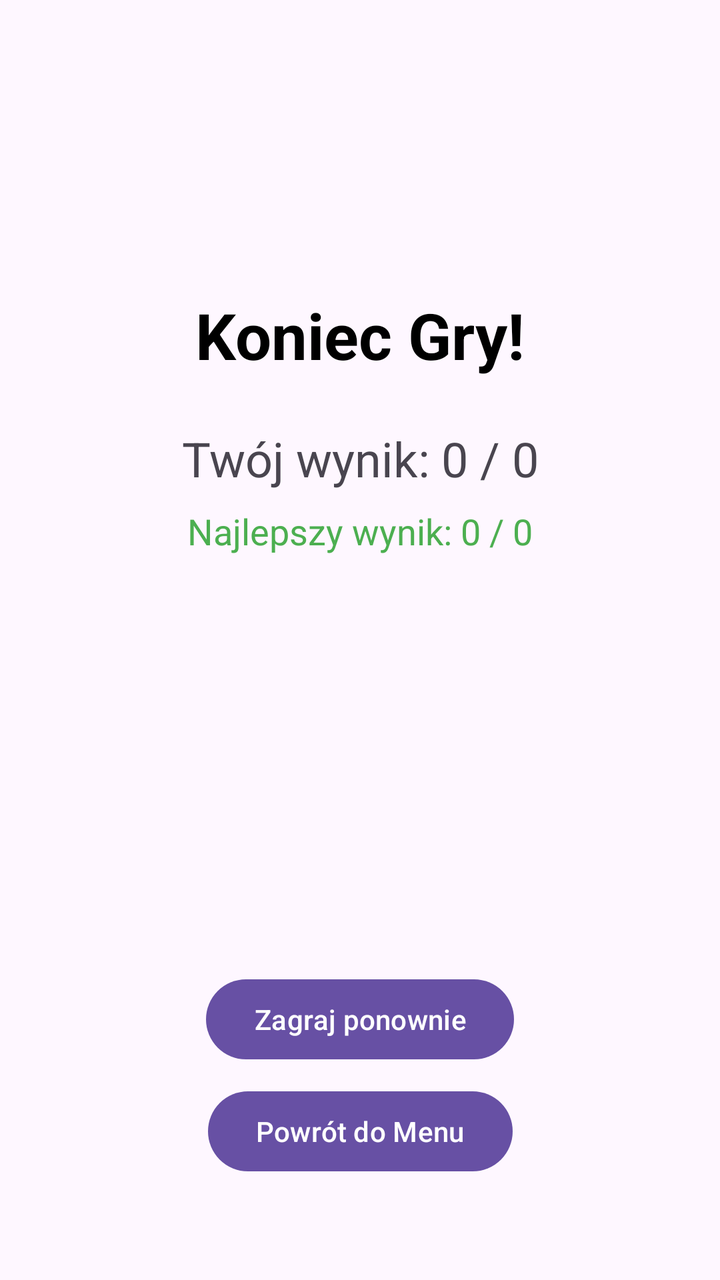
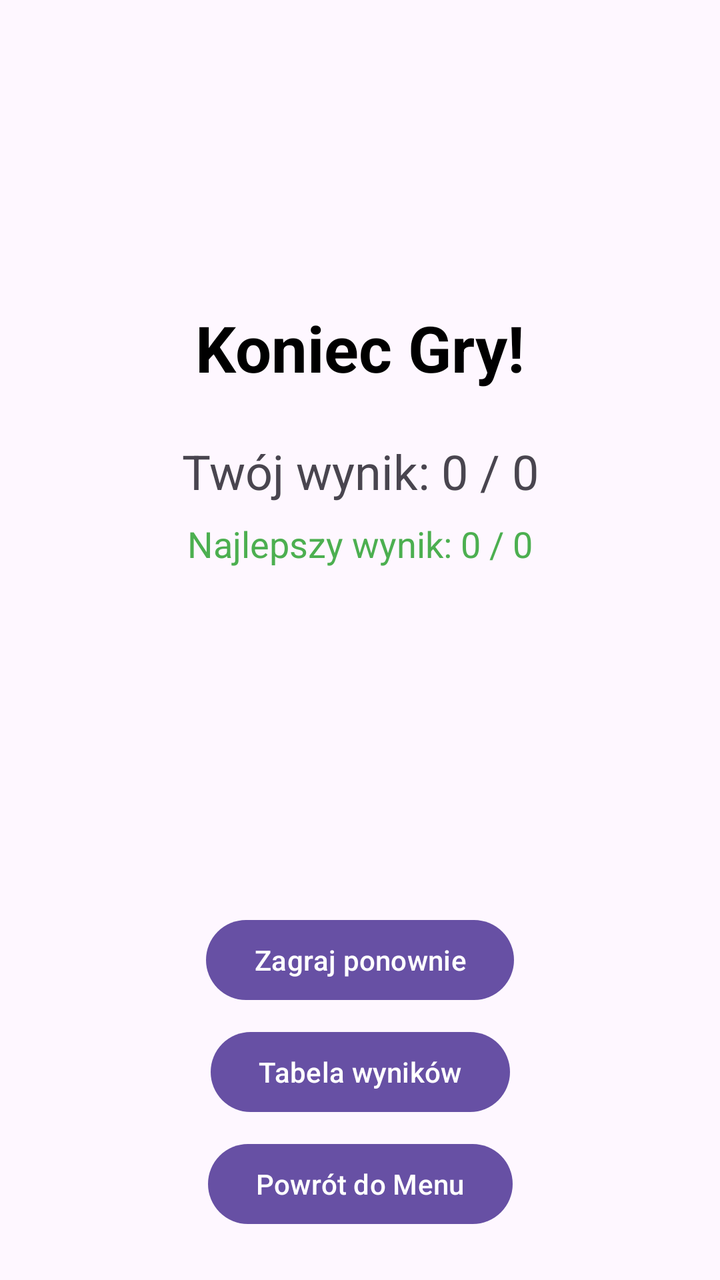

Compare the two renders of this Android layout. The source of the first and the diff that turns it into the second are given below.
<!-- AndroidManifest.xml: application theme Theme.QuizGame -->
<!-- res/layout/activity_summary.xml -->
<?xml version="1.0" encoding="utf-8"?>
<androidx.constraintlayout.widget.ConstraintLayout xmlns:android="http://schemas.android.com/apk/res/android"
    xmlns:app="http://schemas.android.com/apk/res-auto"
    xmlns:tools="http://schemas.android.com/tools"
    android:id="@+id/main"
    android:layout_width="match_parent"
    android:layout_height="match_parent"
    android:padding="24dp"
    tools:context=".SummaryActivity">

    <TextView
        android:id="@+id/tvSummaryTitle"
        android:layout_width="wrap_content"
        android:layout_height="wrap_content"
        android:text="Koniec Gry!"
        android:textSize="32sp"
        android:textStyle="bold"
        android:textColor="@color/black"
        app:layout_constraintBottom_toTopOf="@+id/tvScore"
        app:layout_constraintEnd_toEndOf="parent"
        app:layout_constraintStart_toStartOf="parent"
        app:layout_constraintTop_toTopOf="parent"
        app:layout_constraintVertical_chainStyle="packed" />

    <TextView
        android:id="@+id/tvScore"
        android:layout_width="wrap_content"
        android:layout_height="wrap_content"
        android:layout_marginTop="24dp"
        android:text="Twój wynik: 0 / 0"
        android:textSize="24sp"
        app:layout_constraintBottom_toTopOf="@+id/tvBestScore"
        app:layout_constraintEnd_toEndOf="parent"
        app:layout_constraintStart_toStartOf="parent"
        app:layout_constraintTop_toBottomOf="@id/tvSummaryTitle" />

    <TextView
        android:id="@+id/tvBestScore"
        android:layout_width="wrap_content"
        android:layout_height="wrap_content"
        android:layout_marginTop="8dp"
        android:text="Najlepszy wynik: 0 / 0"
        android:textSize="18sp"
        android:textColor="#4CAF50"
        app:layout_constraintBottom_toTopOf="@+id/llSummaryProgressBar"
        app:layout_constraintEnd_toEndOf="parent"
        app:layout_constraintStart_toStartOf="parent"
        app:layout_constraintTop_toBottomOf="@id/tvScore" />

    <LinearLayout
        android:id="@+id/llSummaryProgressBar"
        android:layout_width="0dp"
        android:layout_height="12dp"
        android:layout_marginTop="24dp"
        android:orientation="horizontal"
        app:layout_constraintBottom_toTopOf="@+id/btnBackToMain"
        app:layout_constraintEnd_toEndOf="parent"
        app:layout_constraintStart_toStartOf="parent"
        app:layout_constraintTop_toBottomOf="@id/tvScore" />

    <Button
        android:id="@+id/btnPlayAgain"
        android:layout_width="wrap_content"
        android:layout_height="wrap_content"
        android:layout_marginTop="48dp"
        android:text="Zagraj ponownie"
        app:layout_constraintBottom_toTopOf="@+id/btnBackToMain"
        app:layout_constraintEnd_toEndOf="parent"
        app:layout_constraintStart_toStartOf="parent"
        app:layout_constraintTop_toBottomOf="@id/llSummaryProgressBar"
        app:layout_constraintVertical_chainStyle="packed" />

    <Button
        android:id="@+id/btnBackToMain"
        android:layout_width="wrap_content"
        android:layout_height="wrap_content"
        android:layout_marginTop="8dp"
        android:text="Powrót do Menu"
        app:layout_constraintBottom_toBottomOf="parent"
        app:layout_constraintEnd_toEndOf="parent"
        app:layout_constraintStart_toStartOf="parent"
        app:layout_constraintTop_toBottomOf="@id/btnPlayAgain" />

</androidx.constraintlayout.widget.ConstraintLayout>
<!-- resources referenced by this layout -->
<resources>
  <color name="black">#FF000000</color>
  <style name="Theme.QuizGame" parent="Base.Theme.QuizGame" />
  <style name="Base.Theme.QuizGame" parent="Theme.Material3.DayNight.NoActionBar">
          
          
      </style>
</resources>

<!-- the commit's change to res/layout/activity_summary.xml (unified diff, before → after) -->
@@ -62,13 +62,24 @@
         android:id="@+id/btnPlayAgain"
         android:layout_width="wrap_content"
         android:layout_height="wrap_content"
-        android:layout_marginTop="48dp"
+        android:layout_marginTop="32dp"
         android:text="Zagraj ponownie"
-        app:layout_constraintBottom_toTopOf="@+id/btnBackToMain"
+        app:layout_constraintBottom_toTopOf="@+id/btnShowHighScores"
         app:layout_constraintEnd_toEndOf="parent"
         app:layout_constraintStart_toStartOf="parent"
         app:layout_constraintTop_toBottomOf="@id/llSummaryProgressBar"
         app:layout_constraintVertical_chainStyle="packed" />
+
+    <Button
+        android:id="@+id/btnShowHighScores"
+        android:layout_width="wrap_content"
+        android:layout_height="wrap_content"
+        android:layout_marginTop="8dp"
+        android:text="Tabela wyników"
+        app:layout_constraintBottom_toTopOf="@+id/btnBackToMain"
+        app:layout_constraintEnd_toEndOf="parent"
+        app:layout_constraintStart_toStartOf="parent"
+        app:layout_constraintTop_toBottomOf="@id/btnPlayAgain" />
 
     <Button
         android:id="@+id/btnBackToMain"
@@ -79,6 +90,6 @@
         app:layout_constraintBottom_toBottomOf="parent"
         app:layout_constraintEnd_toEndOf="parent"
         app:layout_constraintStart_toStartOf="parent"
-        app:layout_constraintTop_toBottomOf="@id/btnPlayAgain" />
+        app:layout_constraintTop_toBottomOf="@id/btnShowHighScores" />
 
 </androidx.constraintlayout.widget.ConstraintLayout>
